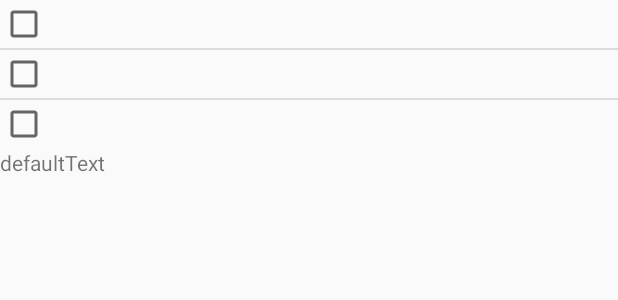
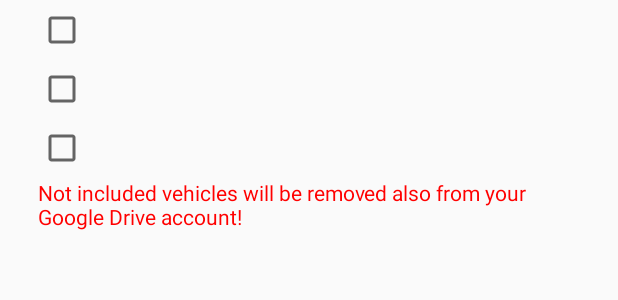
Before and after one commit to piskula/FuelUp, an Android app: the layout confirm_restore_dialog.xml on its own in the app's theme, with its tools: preview values and no code run, on a phone screen of 412 x 824 dp. Shown: the top 300 px of the screen. Run offline under Robolectric (Android 15) with nearby library versions, the phone set to English and light mode, and no system bars.

Commit message:
Restore vehicles dialog - styling

```diff
--- a/app/src/main/res/layout/confirm_restore_dialog.xml
+++ b/app/src/main/res/layout/confirm_restore_dialog.xml
@@ -1,24 +1,25 @@
 <?xml version="1.0" encoding="utf-8"?>
-<LinearLayout xmlns:android="http://schemas.android.com/apk/res/android"
+<LinearLayout xmlns:android="http://schemas.android.com/apk/res/android" xmlns:tools="http://schemas.android.com/tools"
     android:layout_width="wrap_content"
     android:layout_height="wrap_content"
-    xmlns:app="http://schemas.android.com/apk/res-auto"
-    xmlns:tools="http://schemas.android.com/tools"
+    android:paddingStart="25dp"
+    android:paddingEnd="25dp"
     android:orientation="vertical">
 
     <ListView
         android:id="@+id/list_vehicle_restore"
         android:layout_width="match_parent"
         android:layout_height="wrap_content"
+        android:divider="@android:color/transparent"
         tools:listitem="@layout/list_item_vehicle_restore">
-
     </ListView>
 
     <TextView
         android:id="@+id/restore_dialog_title"
         android:layout_width="match_parent"
         android:layout_height="wrap_content"
-        android:text="defaultText"/>
+        android:textColor="@color/colorWarningRed"
+        android:text="@string/googleDrive_import_dialog_warning"/>
 
 
 </LinearLayout>
--- a/app/src/main/res/layout/list_item_vehicle_restore.xml
+++ b/app/src/main/res/layout/list_item_vehicle_restore.xml
@@ -6,8 +6,11 @@
 
     <CheckBox
         android:id="@+id/checkbox_restore_vehicle"
-        android:layout_width="wrap_content"
+        android:layout_width="match_parent"
         android:layout_height="wrap_content"
+        android:layout_marginTop="4dp"
+        android:layout_marginBottom="4dp"
+        android:textSize="18sp"
         />
 
 </LinearLayout>
--- a/app/src/main/res/values/colors.xml
+++ b/app/src/main/res/values/colors.xml
@@ -7,6 +7,7 @@
     <color name="colorAppGreen">@android:color/holo_green_light</color>
     <color name="colorAppOrange">@android:color/holo_orange_dark</color>
     <color name="colorOrangeDark">#FF5512</color>
+    <color name="colorWarningRed">#FF0000</color>
     <color name="colorLightGrey">#D3D3D3</color>
     <color name="colorWhite">#ffffff</color>
 </resources>
--- a/app/src/main/res/values/strings.xml
+++ b/app/src/main/res/values/strings.xml
@@ -17,6 +17,7 @@
     <string name="password">Password</string>
     <string name="price">Price</string>
     <string name="remove">Remove</string>
+    <string name="select_vehicles">Select vehicles</string>
     <string name="update">Update</string>
     <string name="vehicleName">Vehicle name</string>
     <string name="vehicle_type">Vehicle type</string>
@@ -185,11 +186,12 @@
 
     <!--Google Drive API-->
     <string name="googledrive_cannot_connect">You have connected this app with Google account, but we cannot connect to your Google Drive now.</string>
-    <string name="googledrive_startimport_btn">Start import</string>
-    <string name="googledrive_requires_google_play">This app requires Google Play Services. Please install Google Play Services on your device and relaunch this app.</string>
+    <string name="googleDrive_import_dialog_warning">Not included vehicles will be removed also from your Google Drive account!</string>
     <string name="googledrive_no_connection">No network connection available. We cannot go online to check your account settings.</string>
     <string name="googledrive_none">none</string>
     <string name="googledrive_not_configured">You have not configured Google account yet.</string>
+    <string name="googledrive_requires_google_play">This app requires Google Play Services. Please install Google Play Services on your device and relaunch this app.</string>
+    <string name="googledrive_startimport_btn">Start import</string>
 
     <!--without translation-->
     <string name="authors">&#169; Ondrej Oravčok, Martin Styk</string>
```
Also changed, not shown: app/src/main/java/sk/momosi/fuelup/screens/BackupFragment.java (+4 -6 lines), app/src/main/java/sk/momosi/fuelup/screens/dialog/RestoreVehicleDialog.java (+4 -12 lines).
